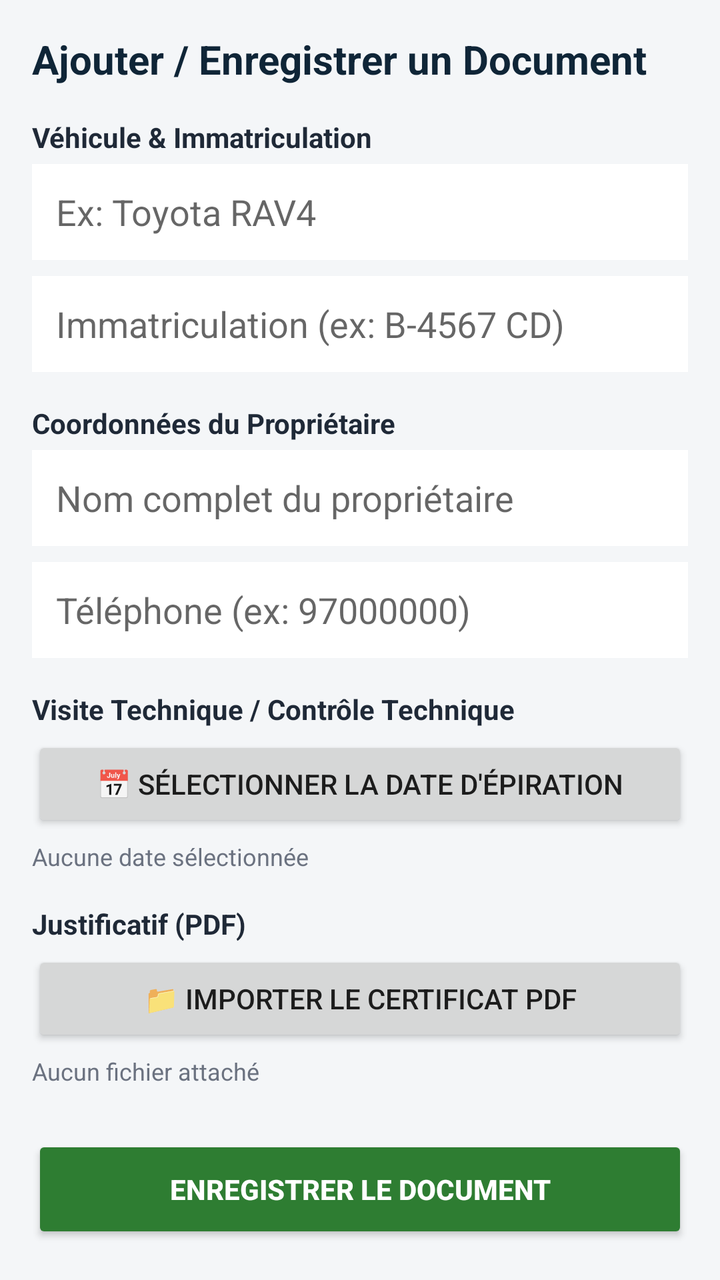
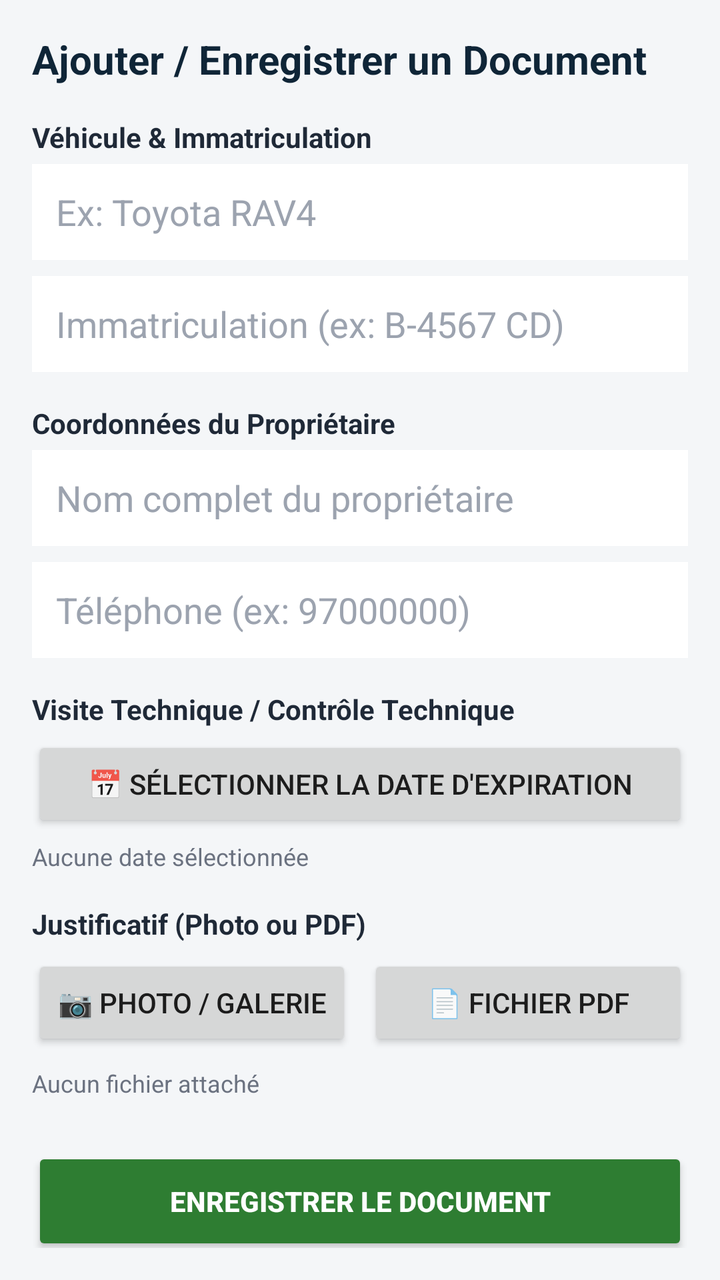

The first picture is an Android layout as it rendered before a commit; the second is the same layout after the commit. The layout source and the unified diff follow.
<!-- AndroidManifest.xml: application theme Theme.AppCompat.DayNight.DarkActionBar -->
<!-- res/layout/activity_add_vehicle.xml -->
<?xml version="1.0" encoding="utf-8"?>
<ScrollView xmlns:android="http://schemas.android.com/apk/res/android"
    android:layout_width="match_parent"
    android:layout_height="match_parent"
    android:background="@color/bg_light"
    android:padding="16.dp">

    <LinearLayout
        android:layout_width="match_parent"
        android:layout_height="wrap_content"
        android:orientation="vertical">

        <TextView
            android:layout_width="wrap_content"
            android:layout_height="wrap_content"
            android:text="Ajouter / Enregistrer un Document"
            android:textColor="@color/navy_header"
            android:textSize="20sp"
            android:textStyle="bold"
            android:layout_marginBottom="16.dp"/>

        
        <TextView
            android:layout_width="wrap_content"
            android:layout_height="wrap_content"
            android:text="Véhicule &amp; Immatriculation"
            android:textColor="@color/text_dark"
            android:textStyle="bold"
            android:layout_marginBottom="4.dp"/>

        <EditText
            android:id="@+id/etVehicleName"
            android:layout_width="match_parent"
            android:layout_height="48.dp"
            android:background="@android:color/white"
            android:paddingHorizontal="12.dp"
            android:hint="Ex: Toyota RAV4"
            android:inputType="text"
            android:layout_marginBottom="8.dp"/>

        <EditText
            android:id="@+id/etLicensePlate"
            android:layout_width="match_parent"
            android:layout_height="48.dp"
            android:background="@android:color/white"
            android:paddingHorizontal="12.dp"
            android:hint="Immatriculation (ex: B-4567 CD)"
            android:inputType="text"
            android:layout_marginBottom="16.dp"/>

        
        <TextView
            android:layout_width="wrap_content"
            android:layout_height="wrap_content"
            android:text="Coordonnées du Propriétaire"
            android:textColor="@color/text_dark"
            android:textStyle="bold"
            android:layout_marginBottom="4.dp"/>

        <EditText
            android:id="@+id/etOwnerName"
            android:layout_width="match_parent"
            android:layout_height="48.dp"
            android:background="@android:color/white"
            android:paddingHorizontal="12.dp"
            android:hint="Nom complet du propriétaire"
            android:inputType="textPersonName"
            android:layout_marginBottom="8.dp"/>

        <EditText
            android:id="@+id/etOwnerPhone"
            android:layout_width="match_parent"
            android:layout_height="48.dp"
            android:background="@android:color/white"
            android:paddingHorizontal="12.dp"
            android:hint="Téléphone (ex: 97000000)"
            android:inputType="phone"
            android:layout_marginBottom="16.dp"/>

        
        <TextView
            android:layout_width="wrap_content"
            android:layout_height="wrap_content"
            android:text="Visite Technique / Contrôle Technique"
            android:textColor="@color/text_dark"
            android:textStyle="bold"
            android:layout_marginBottom="4.dp"/>

        <Button
            android:id="@+id/btnPickExpiryDate"
            style="?attr/materialButtonOutlinedStyle"
            android:layout_width="match_parent"
            android:layout_height="wrap_content"
            android:text="📅 Sélectionner la Date d'Épiration"
            android:layout_marginBottom="4.dp"/>

        <TextView
            android:id="@+id/tvSelectedDate"
            android:layout_width="match_parent"
            android:layout_height="wrap_content"
            android:text="Aucune date sélectionnée"
            android:textColor="@color/text_muted"
            android:textSize="12sp"
            android:layout_marginBottom="16.dp"/>

        
        <TextView
            android:layout_width="wrap_content"
            android:layout_height="wrap_content"
            android:text="Justificatif (PDF)"
            android:textColor="@color/text_dark"
            android:textStyle="bold"
            android:layout_marginBottom="4.dp"/>

        <Button
            android:id="@+id/btnSelectPdf"
            android:layout_width="match_parent"
            android:layout_height="wrap_content"
            android:text="📁 Importer le Certificat PDF"
            android:layout_marginBottom="4.dp"/>

        <TextView
            android:id="@+id/tvPdfStatus"
            android:layout_width="match_parent"
            android:layout_height="wrap_content"
            android:text="Aucun fichier attaché"
            android:textColor="@color/text_muted"
            android:textSize="12sp"
            android:layout_marginBottom="24.dp"/>

        
        <Button
            android:id="@+id/btnSave"
            android:layout_width="match_parent"
            android:layout_height="54.dp"
            android:backgroundTint="@color/status_green"
            android:text="Enregistrer le Document"
            android:textColor="@android:color/white"
            android:textStyle="bold"/>

    </LinearLayout>
</ScrollView>
<!-- resources referenced by this layout -->
<resources>
  <color name="bg_light">#F4F6F8</color>
  <color name="navy_header">#0F2537</color>
  <color name="status_green">#2E7D32</color>
  <color name="text_dark">#1F2937</color>
  <color name="text_muted">#6B7280</color>
</resources>

<!-- the commit's change to res/layout/activity_add_vehicle.xml (unified diff, before → after) -->
@@ -2,7 +2,7 @@
 <ScrollView xmlns:android="http://schemas.android.com/apk/res/android"
     android:layout_width="match_parent"
     android:layout_height="match_parent"
-    android:background="@color/bg_light"
+    android:background="#F4F6F8"
     android:padding="16.dp">
 
     <LinearLayout
@@ -14,7 +14,7 @@
             android:layout_width="wrap_content"
             android:layout_height="wrap_content"
             android:text="Ajouter / Enregistrer un Document"
-            android:textColor="@color/navy_header"
+            android:textColor="#0F2537"
             android:textSize="20sp"
             android:textStyle="bold"
             android:layout_marginBottom="16.dp"/>
@@ -24,7 +24,7 @@
             android:layout_width="wrap_content"
             android:layout_height="wrap_content"
             android:text="Véhicule &amp; Immatriculation"
-            android:textColor="@color/text_dark"
+            android:textColor="#1F2937"
             android:textStyle="bold"
             android:layout_marginBottom="4.dp"/>
 
@@ -35,6 +35,8 @@
             android:background="@android:color/white"
             android:paddingHorizontal="12.dp"
             android:hint="Ex: Toyota RAV4"
+            android:textColor="#1F2937"
+            android:textColorHint="#9CA3AF"
             android:inputType="text"
             android:layout_marginBottom="8.dp"/>
 
@@ -45,6 +47,8 @@
             android:background="@android:color/white"
             android:paddingHorizontal="12.dp"
             android:hint="Immatriculation (ex: B-4567 CD)"
+            android:textColor="#1F2937"
+            android:textColorHint="#9CA3AF"
             android:inputType="text"
             android:layout_marginBottom="16.dp"/>
 
@@ -53,7 +57,7 @@
             android:layout_width="wrap_content"
             android:layout_height="wrap_content"
             android:text="Coordonnées du Propriétaire"
-            android:textColor="@color/text_dark"
+            android:textColor="#1F2937"
             android:textStyle="bold"
             android:layout_marginBottom="4.dp"/>
 
@@ -64,6 +68,8 @@
             android:background="@android:color/white"
             android:paddingHorizontal="12.dp"
             android:hint="Nom complet du propriétaire"
+            android:textColor="#1F2937"
+            android:textColorHint="#9CA3AF"
             android:inputType="textPersonName"
             android:layout_marginBottom="8.dp"/>
 
@@ -74,6 +80,8 @@
             android:background="@android:color/white"
             android:paddingHorizontal="12.dp"
             android:hint="Téléphone (ex: 97000000)"
+            android:textColor="#1F2937"
+            android:textColorHint="#9CA3AF"
             android:inputType="phone"
             android:layout_marginBottom="16.dp"/>
 
@@ -82,7 +90,7 @@
             android:layout_width="wrap_content"
             android:layout_height="wrap_content"
             android:text="Visite Technique / Contrôle Technique"
-            android:textColor="@color/text_dark"
+            android:textColor="#1F2937"
             android:textStyle="bold"
             android:layout_marginBottom="4.dp"/>
 
@@ -91,7 +99,7 @@
             style="?attr/materialButtonOutlinedStyle"
             android:layout_width="match_parent"
             android:layout_height="wrap_content"
-            android:text="📅 Sélectionner la Date d'Épiration"
+            android:text="📅 Sélectionner la Date d'Expiration"
             android:layout_marginBottom="4.dp"/>
 
         <TextView
@@ -99,7 +107,7 @@
             android:layout_width="match_parent"
             android:layout_height="wrap_content"
             android:text="Aucune date sélectionnée"
-            android:textColor="@color/text_muted"
+            android:textColor="#6B7280"
             android:textSize="12sp"
             android:layout_marginBottom="16.dp"/>
 
@@ -107,24 +115,42 @@
         <TextView
             android:layout_width="wrap_content"
             android:layout_height="wrap_content"
-            android:text="Justificatif (PDF)"
-            android:textColor="@color/text_dark"
+            android:text="Justificatif (Photo ou PDF)"
+            android:textColor="#1F2937"
             android:textStyle="bold"
-            android:layout_marginBottom="4.dp"/>
+            android:layout_marginBottom="6.dp"/>
 
-        <Button
-            android:id="@+id/btnSelectPdf"
+        <LinearLayout
             android:layout_width="match_parent"
             android:layout_height="wrap_content"
-            android:text="📁 Importer le Certificat PDF"
-            android:layout_marginBottom="4.dp"/>
+            android:orientation="horizontal"
+            android:layout_marginBottom="8.dp">
+
+            <Button
+                android:id="@+id/btnSelectPhoto"
+                style="?attr/materialButtonOutlinedStyle"
+                android:layout_width="0dp"
+                android:layout_height="wrap_content"
+                android:layout_weight="1"
+                android:layout_marginEnd="4.dp"
+                android:text="📷 Photo / Galerie"/>
+
+            <Button
+                android:id="@+id/btnSelectPdf"
+                style="?attr/materialButtonOutlinedStyle"
+                android:layout_width="0dp"
+                android:layout_height="wrap_content"
+                android:layout_weight="1"
+                android:layout_marginStart="4.dp"
+                android:text="📄 Fichier PDF"/>
+        </LinearLayout>
 
         <TextView
             android:id="@+id/tvPdfStatus"
             android:layout_width="match_parent"
             android:layout_height="wrap_content"
             android:text="Aucun fichier attaché"
-            android:textColor="@color/text_muted"
+            android:textColor="#6B7280"
             android:textSize="12sp"
             android:layout_marginBottom="24.dp"/>
 
@@ -133,7 +159,7 @@
             android:id="@+id/btnSave"
             android:layout_width="match_parent"
             android:layout_height="54.dp"
-            android:backgroundTint="@color/status_green"
+            android:backgroundTint="#2E7D32"
             android:text="Enregistrer le Document"
             android:textColor="@android:color/white"
             android:textStyle="bold"/>
<!-- resource entries referenced after the edit -->
@@ -1,9 +1,5 @@
 <!-- resources referenced by this layout -->
 <resources>
-  <color name="bg_light">#F4F6F8</color>
-  <color name="navy_header">#0F2537</color>
-  <color name="status_green">#2E7D32</color>
-  <color name="text_dark">#1F2937</color>
-  <color name="text_muted">#6B7280</color>
+
 </resources>
 
